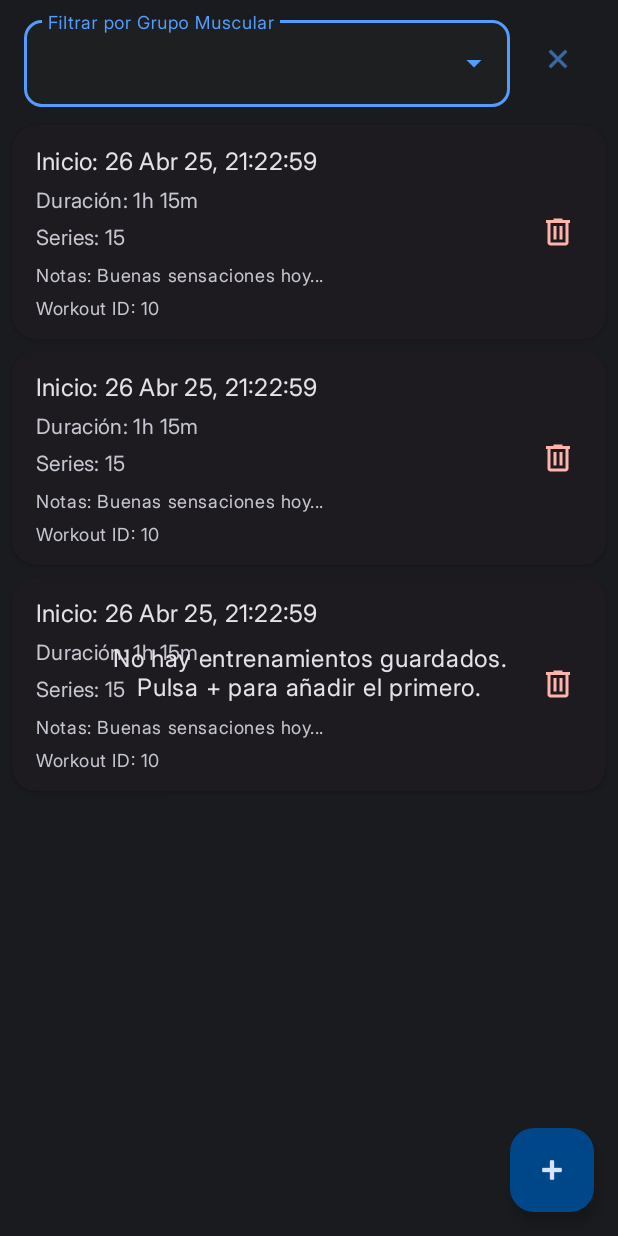
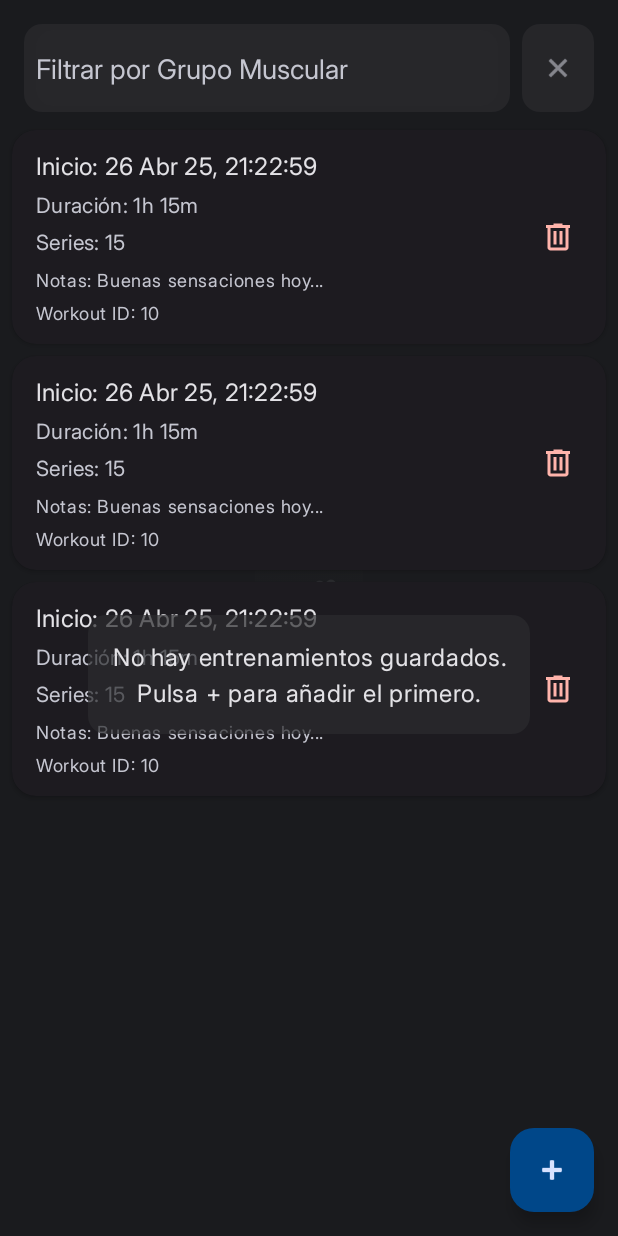
Before and after one commit to manuelduenascortes/GymTrackerViews, an Android app: the layout fragment_workout_list.xml on its own in the app's theme, with its tools: preview values and no code run, on a phone screen of 412 x 824 dp. Run offline under Robolectric (Android 15) with nearby library versions, the phone set to English and light mode, and no system bars.

Commit message:
icono en mis entrenamientos

```diff
--- a/app/src/main/res/layout/fragment_workout_list.xml
+++ b/app/src/main/res/layout/fragment_workout_list.xml
@@ -4,46 +4,76 @@
     xmlns:tools="http://schemas.android.com/tools"
     android:layout_width="match_parent"
     android:layout_height="match_parent"
+    android:background="?android:attr/colorBackground"
     tools:context=".WorkoutListFragment">
+
+    <ImageView
+        android:id="@+id/imageViewWorkoutListBackground"
+        android:layout_width="0dp"
+        android:layout_height="0dp"
+        android:src="@mipmap/ic_launcher_round" android:scaleType="centerInside"
+        android:alpha="0.07" app:layout_constraintTop_toTopOf="parent"
+        app:layout_constraintBottom_toBottomOf="parent"
+        app:layout_constraintStart_toStartOf="parent"
+        app:layout_constraintEnd_toEndOf="parent"
+        android:contentDescription="@null" />
 
     <com.google.android.material.textfield.TextInputLayout
         android:id="@+id/textFieldMuscleGroupFilter"
-        style="@style/Widget.MaterialComponents.TextInputLayout.OutlinedBox.ExposedDropdownMenu"
-        android:layout_width="0dp"
+        style="?attr/textInputStyle" android:layout_width="0dp"
         android:layout_height="wrap_content"
         android:layout_marginStart="16dp"
-        android:layout_marginTop="8dp"
-        android:layout_marginEnd="8dp"
+        android:layout_marginTop="16dp" android:layout_marginEnd="8dp"
         android:hint="Filtrar por Grupo Muscular"
-        app:layout_constraintTop_toTopOf="parent"
+        android:background="@drawable/bg_translucent_surface_rounded"
+        android:paddingStart="8dp"
+        android:paddingEnd="8dp"
+        android:paddingTop="4dp"
+        android:paddingBottom="4dp"
+        app:boxStrokeWidth="0dp" app:boxStrokeWidthFocused="0dp"
+        app:hintEnabled="false" app:layout_constraintTop_toTopOf="parent"
         app:layout_constraintStart_toStartOf="parent"
-        app:layout_constraintEnd_toStartOf="@+id/buttonClearFilter">
+        app:layout_constraintEnd_toStartOf="@+id/buttonClearFilterContainer">
 
         <AutoCompleteTextView
             android:id="@+id/autoCompleteTextViewMuscleGroupFilter"
             android:layout_width="match_parent"
             android:layout_height="wrap_content"
-            android:inputType="none" />
+            android:hint="Filtrar por Grupo Muscular" android:inputType="none"
+            android:paddingTop="12dp"
+            android:paddingBottom="12dp"
+            android:textColor="?attr/colorOnSurface"
+            android:textColorHint="?attr/colorOnSurfaceVariant"/>
     </com.google.android.material.textfield.TextInputLayout>
 
-    <com.google.android.material.button.MaterialButton
-        android:id="@+id/buttonClearFilter"
-        style="@style/Widget.Material3.Button.IconButton"
+    <FrameLayout
+        android:id="@+id/buttonClearFilterContainer"
         android:layout_width="wrap_content"
         android:layout_height="0dp"
         android:layout_marginEnd="16dp"
-        app:icon="@android:drawable/ic_menu_close_clear_cancel"
-        app:tooltipText="Limpiar filtro"
+        android:background="@drawable/bg_translucent_surface_rounded"
         app:layout_constraintTop_toTopOf="@+id/textFieldMuscleGroupFilter"
         app:layout_constraintBottom_toBottomOf="@+id/textFieldMuscleGroupFilter"
-        app:layout_constraintEnd_toEndOf="parent"
-        tools:ignore="SpeakableTextPresentCheck" />
+        app:layout_constraintEnd_toEndOf="parent">
+
+        <com.google.android.material.button.MaterialButton
+            android:id="@+id/buttonClearFilter"
+            style="@style/Widget.Material3.Button.IconButton"
+            android:layout_width="wrap_content"
+            android:layout_height="match_parent"
+            app:icon="@android:drawable/ic_menu_close_clear_cancel"
+            app:iconTint="?attr/colorOnSurfaceVariant"
+            app:tooltipText="Limpiar filtro"
+            tools:ignore="SpeakableTextPresentCheck" />
+    </FrameLayout>
+
     <androidx.recyclerview.widget.RecyclerView
         android:id="@+id/recyclerViewWorkouts"
         android:layout_width="0dp"
         android:layout_height="0dp"
         android:layout_marginTop="8dp"
-        app:layout_constraintTop_toBottomOf="@id/textFieldMuscleGroupFilter"
+        android:clipToPadding="false"
+        android:paddingBottom="80dp" app:layout_constraintTop_toBottomOf="@id/textFieldMuscleGroupFilter"
         app:layout_constraintBottom_toBottomOf="parent"
         app:layout_constraintStart_toStartOf="parent"
         app:layout_constraintEnd_toEndOf="parent"
@@ -54,7 +84,10 @@
         android:layout_width="wrap_content"
         android:layout_height="wrap_content"
         android:text="@string/no_workouts_message"
-        android:textAppearance="?attr/textAppearanceBody1"
+        android:textAppearance="?attr/textAppearanceBodyLarge"
+        android:textColor="?attr/colorOnSurface"
+        android:background="@drawable/bg_translucent_surface_rounded"
+        android:padding="16dp"
         android:gravity="center"
         android:visibility="gone"
         app:layout_constraintBottom_toBottomOf="parent"
```
